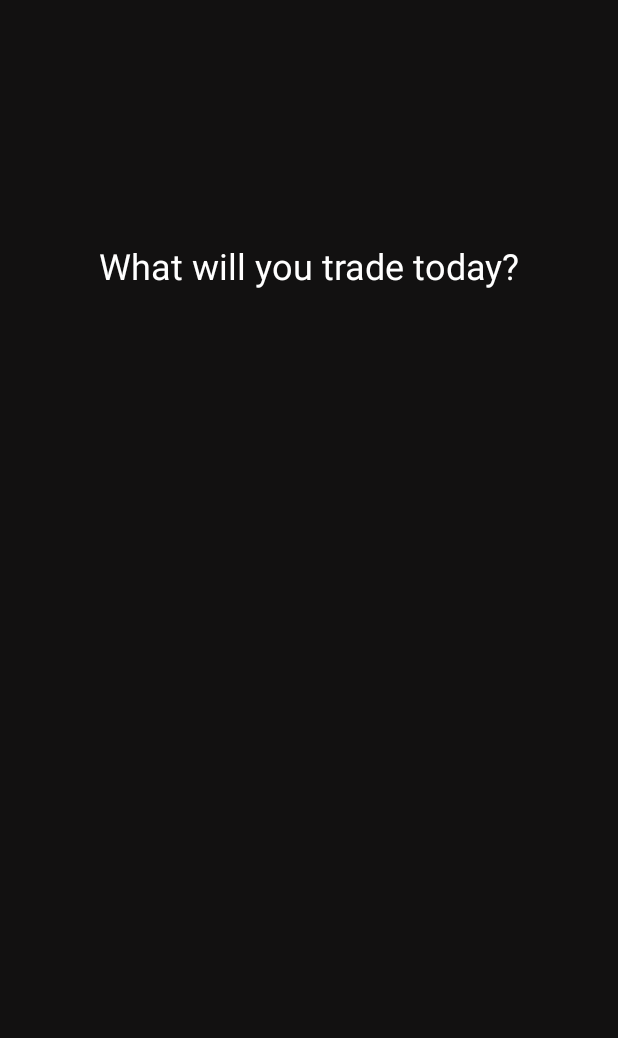
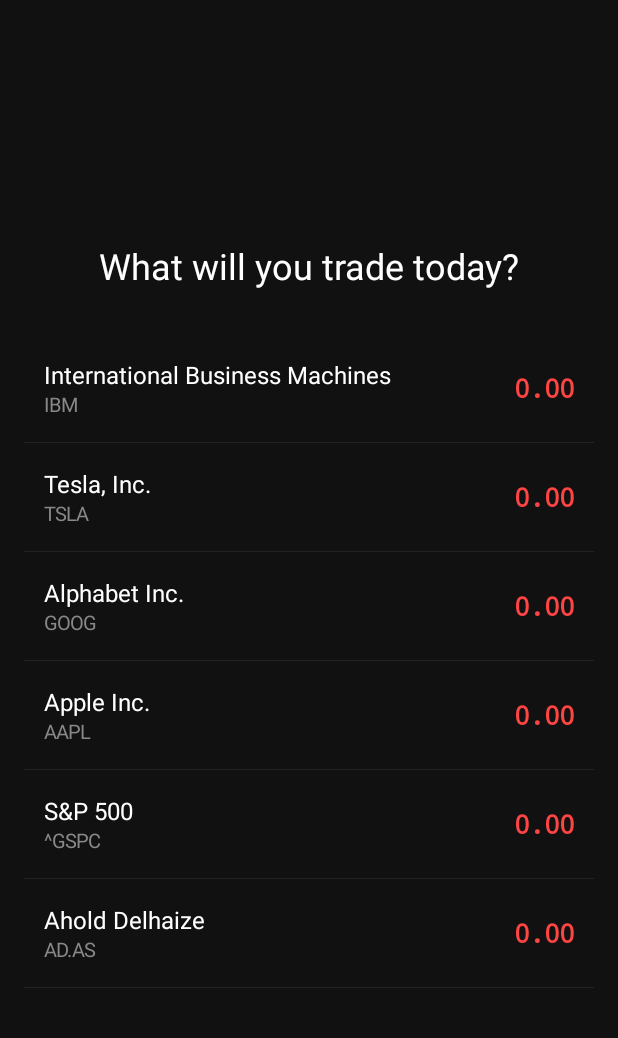
Before and after one commit to Darki709/GutApp, an Android app: the screen it shows after launch (HomeActivity), after a tap on "Click here to create new account", on a phone screen of 412 x 824 dp, the part 198-1236 px from its top. Run offline under Robolectric (Android 15) with nearby library versions, the phone set to English and light mode, and no system bars; libraries missing offline, so code that uses them is left out: com.github.mikephil.charting; 1 statement that could not run was skipped.

Commit message:
loads data from assets automatically when new database is created

```diff
--- a/app/src/main/java/com/example/gutapp/database/DB_Helper.java
+++ b/app/src/main/java/com/example/gutapp/database/DB_Helper.java
@@ -6,8 +6,6 @@ import android.database.sqlite.SQLiteOpenHelper;
 import android.util.Log;
 
 import androidx.annotation.Nullable;
-
-import com.example.gutapp.database.indicatorHelpers.SMA_DBHelper;
 
 import java.util.ArrayList;
 
@@ -54,6 +52,8 @@ public class DB_Helper extends SQLiteOpenHelper {
             }
         }
         Log.i(DB_LOG_TAG, "end create db");
+        ((StockDataHelper) this.getHelper(DB_Index.STOCK_TABLE)).loadStockDataFromAssets(sqLiteDatabase);
+        ((SymbolsTableHelper) this.getHelper(DB_Index.SYMBOL_TABLE)).loadDefaultSymbols(sqLiteDatabase);
     }
 
     @Override
--- a/app/src/main/java/com/example/gutapp/database/StockDataHelper.java
+++ b/app/src/main/java/com/example/gutapp/database/StockDataHelper.java
@@ -58,8 +58,7 @@ public class StockDataHelper implements Table {
         DB_HELPER = db_helper;
     }
 
-    public void loadStockDataFromAssets() {
-        SQLiteDatabase db = DB_HELPER.getWritableDatabase();
+    public void loadStockDataFromAssets(SQLiteDatabase db) {
         try {
             InputStream inputStream = context.getAssets().open("Gut_db-stock_data.sql");
             BufferedReader bufferedReader = new BufferedReader(new InputStreamReader(inputStream));
--- a/app/src/main/java/com/example/gutapp/database/SymbolsTableHelper.java
+++ b/app/src/main/java/com/example/gutapp/database/SymbolsTableHelper.java
@@ -14,13 +14,11 @@ public class SymbolsTableHelper implements Table{
 
     public SymbolsTableHelper(DB_Helper db_helper) {
         this.db_helper = db_helper;
-
     }
 
 
 
-    public boolean insertSymbol(String symbol, String name) {
-        SQLiteDatabase db = db_helper.getWritableDatabase();
+    public boolean insertSymbol(String symbol, String name, SQLiteDatabase db) {
         String sql = "INSERT INTO " + TABLE_NAME + " (" + COLUMN_SYMBOL + ", " + COLUMN_NAME + ") VALUES (?, ?)";
         try {
             db.execSQL(sql, new String[]{symbol, name});
@@ -46,13 +44,13 @@ public class SymbolsTableHelper implements Table{
         return null;
     }
 
-    public void loadDefaultSymbols() {
-        insertSymbol("IBM", "International Business Machines");
-        insertSymbol("TSLA", "Tesla, Inc.");
-        insertSymbol("GOOG", "Alphabet Inc.");
-        insertSymbol("AAPL", "Apple Inc.");
-        insertSymbol("^GSPC", "S&P 500");
-        insertSymbol("AD.AS", "Ahold Delhaize");
+    public void loadDefaultSymbols(SQLiteDatabase db) {
+        insertSymbol("IBM", "International Business Machines", db);
+        insertSymbol("TSLA", "Tesla, Inc.", db);
+        insertSymbol("GOOG", "Alphabet Inc.", db);
+        insertSymbol("AAPL", "Apple Inc.", db);
+        insertSymbol("^GSPC", "S&P 500", db);
+        insertSymbol("AD.AS", "Ahold Delhaize", db);
     }
 
 
--- a/app/src/main/res/layout/activity_login_page.xml
+++ b/app/src/main/res/layout/activity_login_page.xml
@@ -12,6 +12,7 @@
         android:id="@+id/textTitle"
         android:layout_width="384dp"
         android:layout_height="95dp"
+        android:layout_marginBottom="12dp"
         android:text="Welcome To"
         android:textAlignment="center"
         android:textColor="#FFFFFF"
@@ -100,6 +101,7 @@
         android:id="@+id/buttonRegister"
         android:layout_width="wrap_content"
         android:layout_height="wrap_content"
+        android:layout_marginTop="100dp"
         android:layout_marginBottom="150dp"
         android:background="@android:color/transparent"
         android:text="Click here to create new account"
@@ -107,6 +109,7 @@
         android:textColor="#FFFFFF"
         app:layout_constraintBottom_toBottomOf="parent"
         app:layout_constraintEnd_toEndOf="parent"
-        app:layout_constraintStart_toStartOf="parent" />
+        app:layout_constraintStart_toStartOf="parent"
+        app:layout_constraintTop_toBottomOf="@+id/buttonLogin" />
 
 </androidx.constraintlayout.widget.ConstraintLayout>
```
